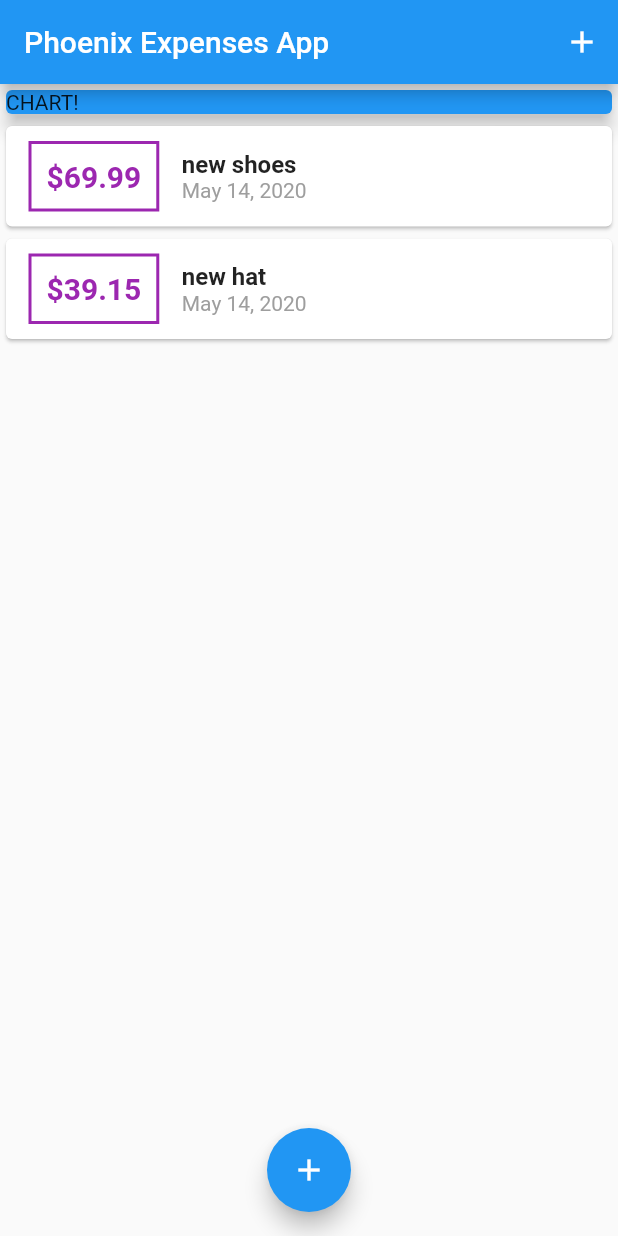
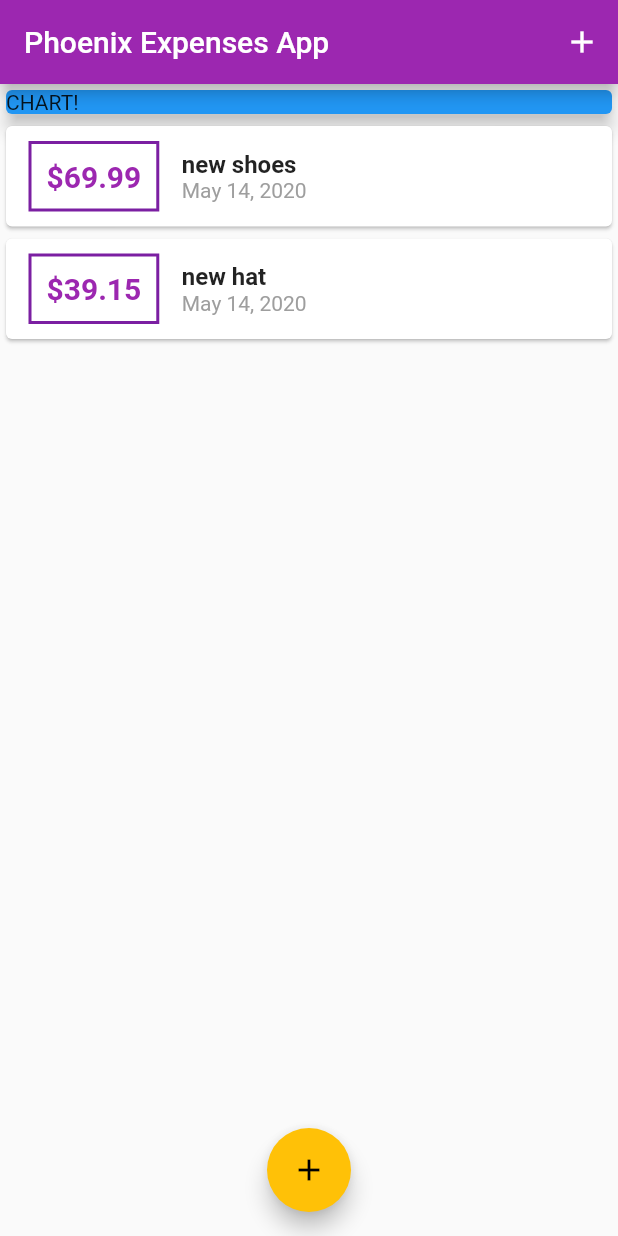
Before and after one commit to Jitgitbit/flutter_exercise_two, a Flutter app: the screen it shows after launch, on a phone screen of 412 x 824 dp. Run offline on Flutter 3.47's test engine with Material 2 defaults, Android fonts, the phone set to English and light mode, and no system bars.

Commit message:
Configuring & Using Themes

```diff
--- a/lib/main.dart
+++ b/lib/main.dart
@@ -12,6 +12,10 @@ class MyApp extends StatelessWidget {
   Widget build(BuildContext context) {
     return MaterialApp(
       title: 'Phoenix Expenses App',
+      theme: ThemeData(
+        primarySwatch: Colors.purple,
+        accentColor: Colors.amber,
+      ),
       home: MyHomePage(),
     );
   }
--- a/lib/widgets/transaction_list.dart
+++ b/lib/widgets/transaction_list.dart
@@ -22,7 +22,7 @@ class TransactionList extends StatelessWidget {
                   margin: EdgeInsets.symmetric(vertical: 10, horizontal: 15),
                   decoration: BoxDecoration(
                       border: Border.all(
-                    color: Colors.purple,
+                    color: Theme.of(context).primaryColorDark,
                     width: 2,
                   )),
                   padding: EdgeInsets.all(10),
@@ -31,7 +31,8 @@ class TransactionList extends StatelessWidget {
                     style: TextStyle(
                         fontSize: 20,
                         fontWeight: FontWeight.bold,
-                        color: Colors.purple),
+                        color: Theme.of(context).primaryColor,
+                    ),
                   ),
                 ),
                 Column(
```
